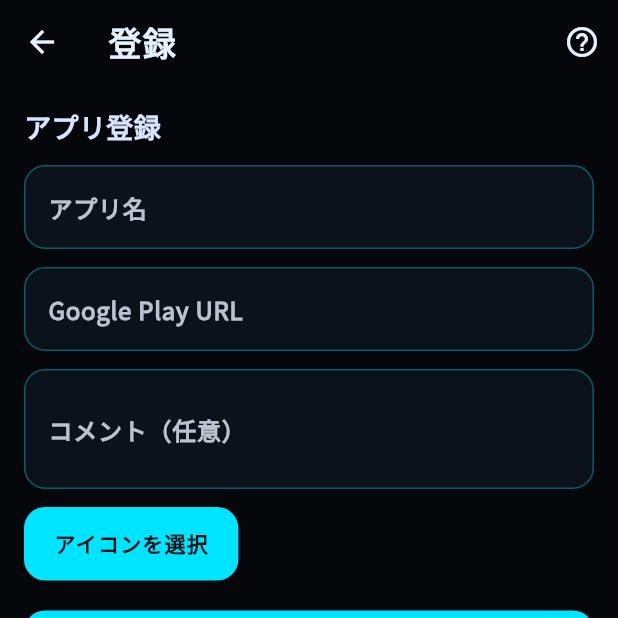
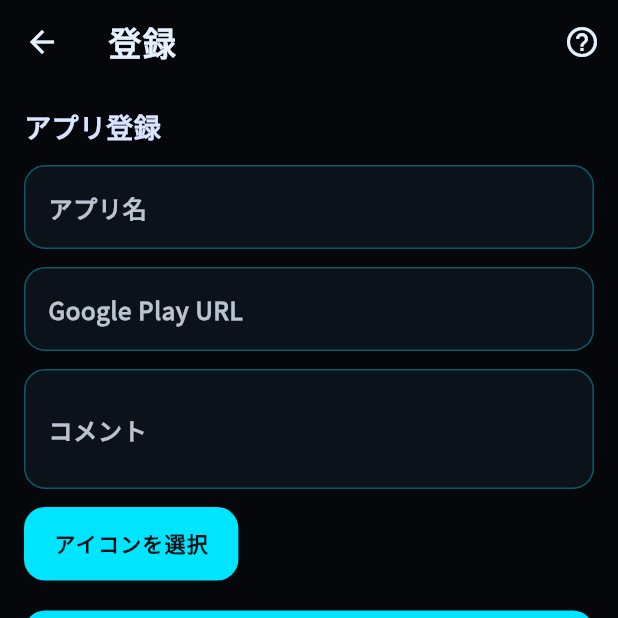
Before and after one commit to yuga1691/hiraku, a Flutter app: the RegisterScreen screen opened directly, after a tap on "登録する", on a phone screen of 412 x 824 dp, the top half of it. Run offline on Flutter 3.47's test engine with Material 3 defaults, Android fonts, the phone set to English and light mode, and no system bars; our stand-ins replace cloud_firestore, cloud_functions, firebase_auth, firebase_core, flutter_local_notifications, google_mobile_ads and 2 more; accounts and stored records are empty; network calls fail.

Commit message:
コメント欄強制および自分のアプリ表示

```diff
--- a/lib/screens/register_screen.dart
+++ b/lib/screens/register_screen.dart
@@ -144,7 +144,7 @@ class _RegisterScreenState extends State<RegisterScreen> {
         TextField(
           controller: _messageController,
           decoration: const InputDecoration(
-            labelText: 'コメント（任意）',
+            labelText: 'コメント',
             border: OutlineInputBorder(),
           ),
           maxLines: 2,
@@ -187,7 +187,7 @@ class _RegisterScreenState extends State<RegisterScreen> {
     final name = _nameController.text.trim();
     final playUrl = _urlController.text.trim();
     final message = _messageController.text.trim();
-    if (name.isEmpty || playUrl.isEmpty) {
+    if (name.isEmpty || playUrl.isEmpty || message.isEmpty) {
       _showSnack('必須項目を入力してください。');
       return;
     }
--- a/pubspec.yaml
+++ b/pubspec.yaml
@@ -16,7 +16,7 @@ publish_to: 'none' # Remove this line if you wish to publish to pub.dev
 # https://developer.apple.com/library/archive/documentation/General/Reference/InfoPlistKeyReference/Articles/CoreFoundationKeys.html
 # In Windows, build-name is used as the major, minor, and patch parts
 # of the product and file versions while build-number is used as the build suffix.
-version: 1.0.0+15
+version: 1.0.0+16
 
 environment:
   sdk: ^3.10.0
```
Also changed, not shown: lib/screens/test_screen.dart (+7 -2 lines), lib/widgets/app_card.dart (+18 -2 lines).
